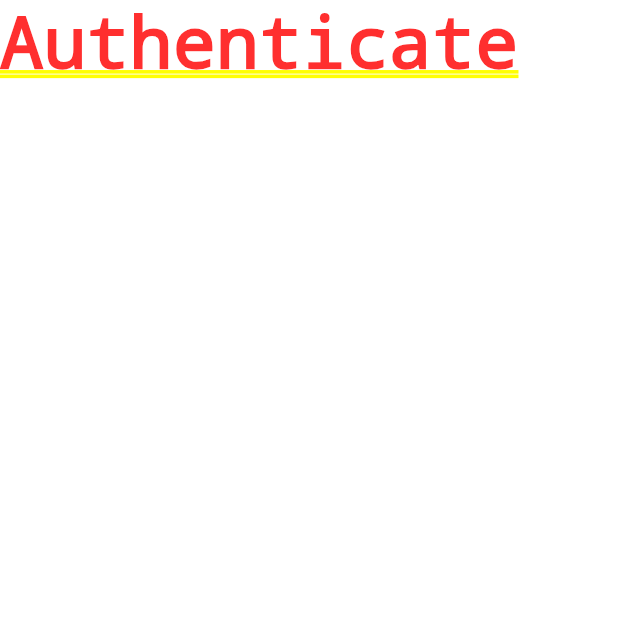
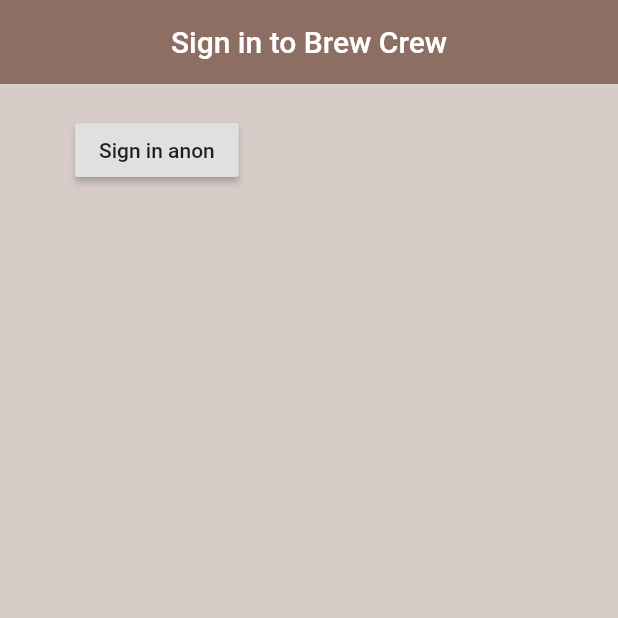
Before and after one commit to femmor/brew-crew-app, a Flutter app: the screen it shows after launch, on a phone screen of 412 x 824 dp, the top half of it. Run offline on Flutter 3.47's test engine with Material 2 defaults, Android fonts, the phone set to English and light mode, and no system bars; our stand-ins replace firebase_auth, firebase_core; accounts and stored records are empty.

Commit message:
implement anonymous sign in firebase

```diff
--- a/lib/main.dart
+++ b/lib/main.dart
@@ -1,7 +1,10 @@
 import 'package:brew_crew/screens/wrapper.dart';
 import 'package:flutter/material.dart';
+import 'package:firebase_core/firebase_core.dart';
 
-void main() {
+void main() async {
+  WidgetsFlutterBinding.ensureInitialized();
+  await Firebase.initializeApp();
   runApp(MyApp());
 }
 
--- a/lib/screens/authenticate/authenticate.dart
+++ b/lib/screens/authenticate/authenticate.dart
@@ -1,3 +1,4 @@
+import 'package:brew_crew/screens/authenticate/sign_in.dart';
 import 'package:flutter/material.dart';
 
 class Authenticate extends StatefulWidget {
@@ -9,7 +10,7 @@ class _AuthenticateState extends State<Authenticate> {
   @override
   Widget build(BuildContext context) {
     return Container(
-      child: Text("Authenticate"),
+      child: SignIn(),
     );
   }
 }
--- /dev/null
+++ b/lib/screens/authenticate/sign_in.dart
@@ -0,0 +1,42 @@
+import 'package:brew_crew/services/auth.dart';
+import 'package:flutter/material.dart';
+
+class SignIn extends StatefulWidget {
+  @override
+  _SignInState createState() => _SignInState();
+}
+
+class _SignInState extends State<SignIn> {
+
+  // Create an instance of the AuthService function
+  final AuthService _auth = AuthService();
+
+  @override
+  Widget build(BuildContext context) {
+    return Scaffold(
+      backgroundColor: Colors.brown[100],
+      appBar: AppBar(
+        backgroundColor: Colors.brown[400],
+        elevation: 0.0,
+        title: Text("Sign in to Brew Crew"),
+         centerTitle: true,
+      ),
+      body: Container(
+        padding: EdgeInsets.symmetric(horizontal: 50.0, vertical: 20.0),
+        child: RaisedButton(
+          child: Text("Sign in anon"),
+          onPressed: () async {
+            dynamic result = await _auth.signInAnon();
+//            check if user is signed in
+            if(result == null) {
+              print("error signing in");
+            } else {
+              print("user signed in");
+              print(result);
+            }
+          },
+        ),
+      ),
+    );
+  }
+}
```
